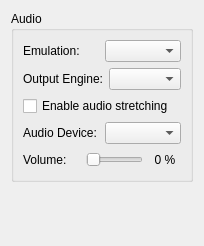
Before: the Qt Designer form src/citra_qt/configuration/configure_audio.ui in terrascura/citra, drawn with Qt 5.
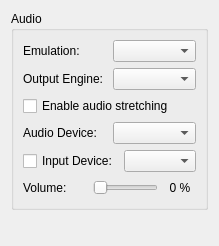
After: the same form once the commit is applied.

```diff
--- a/src/citra_qt/configuration/configure_audio.ui
+++ b/src/citra_qt/configuration/configure_audio.ui
@@ -72,6 +72,20 @@
         </item>
        </layout>
       </item>
+      <item>
+       <layout class="QHBoxLayout" name="horizontalLayout">
+        <item>
+         <widget class="QCheckBox" name="enable_input_device">
+          <property name="text">
+           <string>Input Device:</string>
+          </property>
+         </widget>
+        </item>
+        <item>
+         <widget class="QComboBox" name="input_device_combo_box"/>
+        </item>
+       </layout>
+      </item>
       <item>
        <layout class="QHBoxLayout" name="horizontalLayout_2">
         <property name="topMargin">
```
